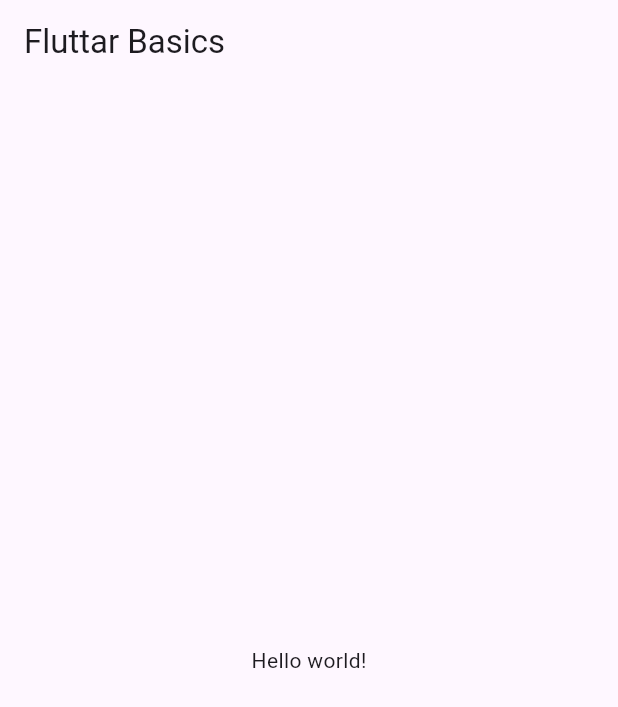
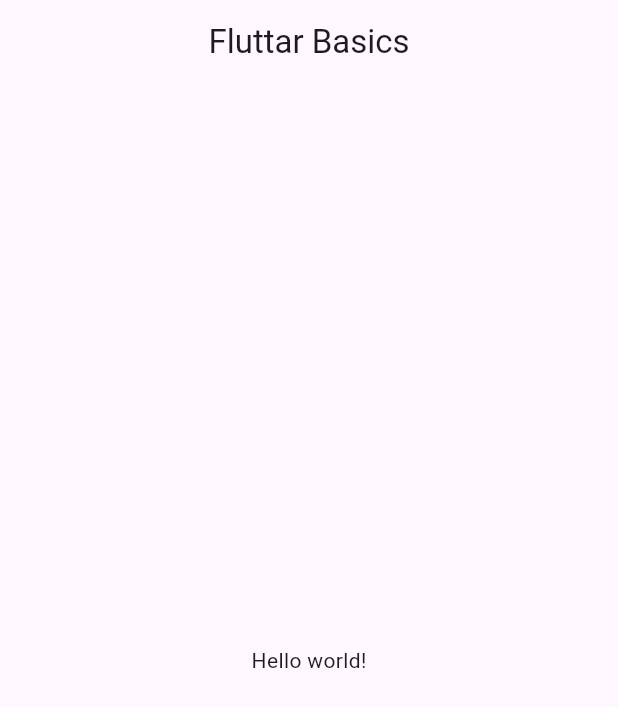
Before and after one commit to ziadhaggagNZ/Flutter_ZeroToMastery_course, a Flutter app: the screen it shows after launch, on a phone screen of 412 x 824 dp. Shown: the top 707 px of the screen. Run offline on Flutter 3.47's test engine with Material 3 defaults, Android fonts, the phone set to English and light mode, and no system bars.

Commit message:
frist commit

```diff
--- a/02_flutter_basics/lib/main.dart
+++ b/02_flutter_basics/lib/main.dart
@@ -11,7 +11,9 @@ class MyApp extends StatelessWidget {
   Widget build(BuildContext context) {
     return MaterialApp(
       home: Scaffold(
-        appBar: AppBar(title: const Text("Fluttar Basics"),),
+        appBar: AppBar(
+          centerTitle: true,
+          title: const Text("Fluttar Basics"),),
         body: const Center(
           child: Text("Hello world!"),
         ),
```
